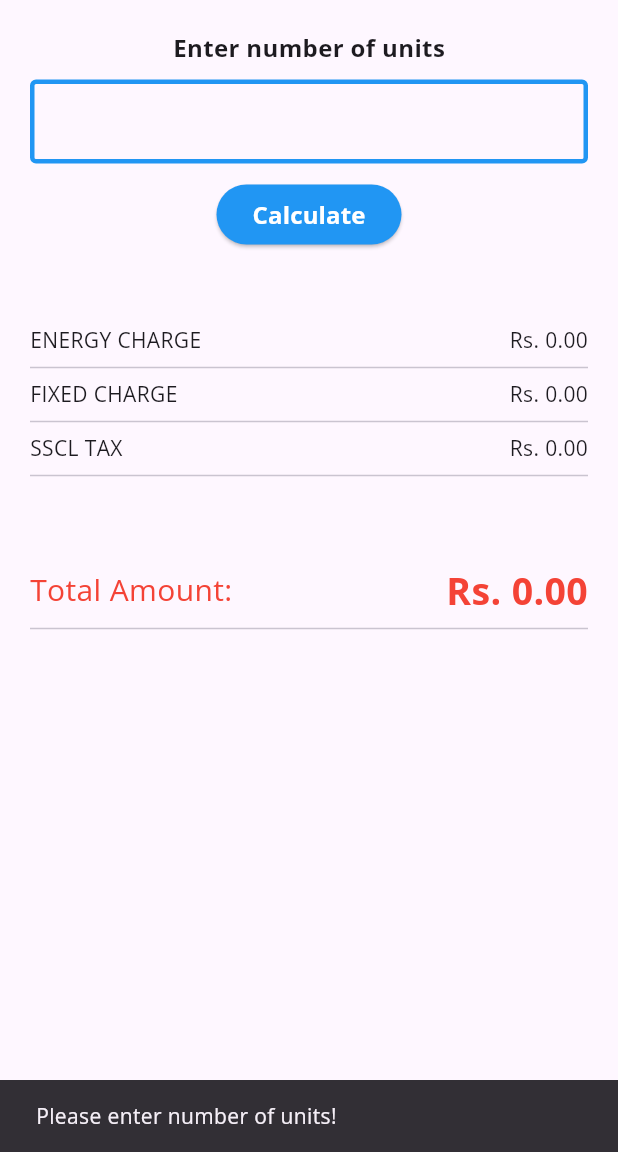
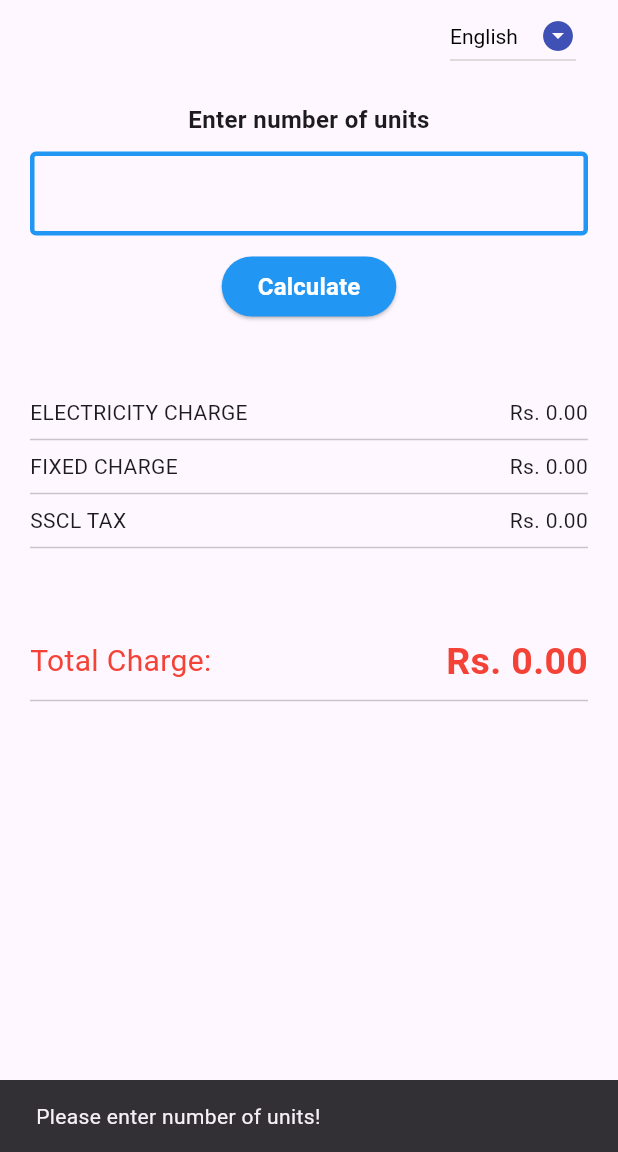
Before and after one commit to FaheemJawfar/ceb_bill_calculator, a Flutter app: the screen it shows after launch, after a tap on "Calculate", on a phone screen of 412 x 824 dp, the part 84-1236 px from its top. Run offline on Flutter 3.47's test engine with Material 2 defaults, Android fonts, the light colour scheme and no system bars; our stand-ins replace get, share_plus, shared_preferences; Roboto replaces fonts that are missing (NotoSans-en).

Commit message:
Added Language Support for Sinhala and Tamil

```diff
--- /dev/null
+++ b/lib/app_translations.dart
@@ -0,0 +1,61 @@
+import 'package:get/get.dart';
+
+class AppTranslations extends Translations {
+  @override
+  Map<String, Map<String, String>> get keys => {
+
+    'en_US': {
+      'about_us': 'About Us',
+      'enter_units': 'Enter number of units',
+      'calculate': 'Calculate',
+      'energy_charge': 'ELECTRICITY CHARGE',
+      'rs': 'Rs. ',
+      'fixed_charge': 'FIXED CHARGE',
+      'sscl_tax': 'SSCL TAX',
+      'total_amount': 'Total Charge:',
+      'msg_num_of_units': 'Please enter number of units!',
+      'msg_enter_correctly': 'Please enter number of units correctly!',
+      'share_note': 'CEB Bill Calculator - 2023 app helps to calculate your monthly CEB bill amount on your mobile. \nDownload now from Play store',      'language': 'Language',
+      'lang': 'Language',
+      'about_us_p1': 'This is not an official app of CEB. We have followed the calculation methods provided in www.ceb.lk website to calculate the latest charges of CEB.',
+      'about_us_p2': 'We are expecting your feedbacks and comments. Please inform us if you find any mistakes or bugs in this app',
+
+    },
+
+    'ta_LK': {
+      'about_us': 'எம்மைப்பற்றி',
+      'enter_units': 'பாவித்த அலகுகளின் எண்ணிக்கை',
+      'calculate': 'கணக்கிடு',
+      'energy_charge': 'மின்சார நுகர்வுக் கட்டணம்',
+      'rs': 'ரூ. ',
+      'fixed_charge': 'மாதாந்த நிலையான கட்டணம்',
+      'sscl_tax': 'SSCL வரி',
+      'total_amount': 'மொத்த கட்டணம்:',
+      'msg_num_of_units': 'தயவு செய்து அலகுகளின் எண்ணிக்கையை உள்ளிடவும்!',
+      'msg_enter_correctly': 'தயவு செய்து அலகுகளின் எண்ணிக்கையை சரியாக உள்ளிடவும்!',
+      'share_note': 'CEB Bill Calculator - 2023 App உங்கள் மொபைலில் உங்கள் மாதாந்த CEB மின்சாரக் கட்டணத் தொகையைக் கணக்கிட உதவுகிறது. \nஇப்போதே Play Store இலிருந்து பதிவிறக்கவும்',
+      'lang': 'மொழி',
+      'about_us_p1': 'இது CEB இன் அதிகாரப்பூர்வ App அல்ல. CEB இன் சமீபத்திய கட்டணங்களைக் கணக்கிடுவதற்கு www.ceb.lk இணையதளத்தில் வழங்கப்பட்ட கணக்கீட்டு முறைகளைப் பின்பற்றியுள்ளோம்.',
+      'about_us_p2': 'உங்கள் கருத்துக்களையும் விமர்சனங்களையும் எதிர்பார்க்கிறோம். இந்த App இல் ஏதேனும் தவறுகள் அல்லது பிழைகள் இருந்தால் எங்களுக்குத் தெரிவிக்கவும்',
+
+    },
+
+    'si_LK': {
+      'about_us': 'අපි ගැන',
+      'enter_units': 'ඒකක ගණන ඇතුලත් කරන්න',
+      'calculate': 'ගණනය කරන්න',
+      'energy_charge': 'විදුලි පරිභෝජනය ගාස්තුව',
+      'rs': 'රු. ',
+      'fixed_charge': 'මාසික ස්ථාවර ගාස්තුව',
+      'sscl_tax': 'SSCL බද්ද',
+      'total_amount': 'සම්පූර්ණ ගාස්තුව:',
+      'msg_num_of_units': 'කරුණාකර ඒකක ගණන ඇතුලත් කරන්න!',
+      'msg_enter_correctly': 'කරුණාකර ඒකක ගණන නිවැරදිව ඇතුළත් කරන්න!',
+      'share_note': 'CEB Bill Calculator - 2023 යෙදුම ඔබගේ ජංගම දුරකථනයෙන් ඔබගේ මාසික ලං.වි.ම බිල්පත් මුදල ගණනය කිරීමට උපකාරී වේ. \nPlay Store වෙතින් දැන් බාගන්න',
+      'lang': 'භාෂාව',
+      'about_us_p1': 'මෙය CEB හි නිල යෙදුමක් නොවේ. ලංවිමේ නවතම ගාස්තු ගණනය කිරීම සඳහා අපි www.ceb.lk වෙබ් අඩවියේ දක්වා ඇති ගණනය කිරීමේ ක්‍රම අනුගමනය කර ඇත.',
+      'about_us_p2': 'අපි ඔබේ ප්‍රතිපෝෂණ සහ අදහස් බලාපොරොත්තු වන්නෙමු. ඔබ මෙම යෙදුමේ කිසියම් දෝෂයක් හෝ දෝෂයක් සොයා ගන්නේ නම් කරුණාකර අපට දන්වන්න',
+
+    }
+  };
+}
--- a/lib/home_page.dart
+++ b/lib/home_page.dart
@@ -1,9 +1,14 @@
 import 'package:ceb_bill_calculator/about_us.dart';
+import 'package:ceb_bill_calculator/widgets/dropdown.dart';
 import 'package:flutter/material.dart';
+import 'package:get/get.dart';
 import 'package:share_plus/share_plus.dart';
 
 class HomePage extends StatefulWidget {
-  const HomePage({Key? key}) : super(key: key);
+  final String selectedLanguage;
+  const HomePage({
+    required this.selectedLanguage,
+    Key? key}) : super(key: key);
 
   @override
   State<HomePage> createState() => _HomePageState();
@@ -16,8 +21,9 @@ class _HomePageState extends State<HomePage> {
   double energyCharge = 0.0;
   double taxAmount = 0.0;
   double totalAmount = 0.0;
-  String _selectedLanguage = 'English';
-  bool initializing = false;
+
+
+
 
   @override
   Widget build(BuildContext context) {
@@ -26,7 +32,7 @@ class _HomePageState extends State<HomePage> {
         title: const Text('CEB Bill Calculator - 2023'),
         actions: [
           IconButton(onPressed: () {
-            Share.share('CEB Bill Calculator - 2023 app helps to calculate your monthly CEB bill amount on your mobile. \nDownload now from Play store : https://play.google.com/store/apps/details?id=com.faheemapps.ceb_bill_calculator ');
+            Share.share('${'share_note'.tr} : https://play.google.com/store/apps/details?id=com.faheemapps.ceb_bill_calculator ');
           }, icon: const Icon(Icons.share)),
           PopupMenuButton(
               itemBuilder: (context){
@@ -34,10 +40,10 @@ class _HomePageState extends State<HomePage> {
                   PopupMenuItem<int>(
                     value: 0,
                     child: Row(
-                      children: const [
-                        Icon(Icons.info_outline, color: Colors.black,),
-                        SizedBox(width: 5,),
-                        Text("About us"),
+                      children: [
+                        const Icon(Icons.info_outline, color: Colors.black,),
+                        const SizedBox(width: 5,),
+                        Text('about_us'.tr,),
                       ],
                     ),
                   ),
@@ -87,16 +93,20 @@ class _HomePageState extends State<HomePage> {
             crossAxisAlignment: CrossAxisAlignment.center,
             children: [
 
-              // Row(
-              //   mainAxisAlignment: MainAxisAlignment.end,
-              //   children: const [
-              //     CommonDropDown(),
-              //   ],
-              // ),
+              Row(
+                mainAxisAlignment: MainAxisAlignment.end,
+                children: [
+                  CommonDropDown(
+                    dropDownList: const ['English', 'සිංහල', 'தமிழ்'],
+                    dropdownValue: widget.selectedLanguage,
+                  ),
+                ],
+              ),
               const SizedBox(height: 20,),
-              const Text(
-                'Enter number of units',
-                style: TextStyle(fontWeight: FontWeight.bold, fontSize: 16),
+              Text(
+                'enter_units'.tr,
+                style: const TextStyle(fontWeight: FontWeight.bold, fontSize: 16),
+                textAlign: TextAlign.center,
               ),
               const SizedBox(
                 height: 10,
@@ -128,7 +138,7 @@ class _HomePageState extends State<HomePage> {
                   backgroundColor: MaterialStatePropertyAll<Color>(Colors.blue),
                   foregroundColor: MaterialStatePropertyAll(Colors.white)
                 ),
-                  child: const Text('Calculate',style: TextStyle(fontWeight: FontWeight.bold,fontSize: 16),),
+                  child: Text('calculate'.tr,style: const TextStyle(fontWeight: FontWeight.bold,fontSize: 16),),
               ),
               const SizedBox(
                 height: 50,
@@ -138,24 +148,24 @@ class _HomePageState extends State<HomePage> {
                   Row(
                     mainAxisAlignment: MainAxisAlignment.spaceBetween,
                     children: [
-                      const Text('ENERGY CHARGE'),
-                      Text('Rs. ${energyCharge.toStringAsFixed(2)}'),
+                      Text('energy_charge'.tr),
+                      Text('${'rs'.tr}${energyCharge.toStringAsFixed(2)}'),
                     ],
                   ),
                   const Divider(),
                   Row(
                     mainAxisAlignment: MainAxisAlignment.spaceBetween,
                     children: [
-                      const Text('FIXED CHARGE'),
-                      Text('Rs. ${fixedCharge.toStringAsFixed(2)}'),
+                      Text('fixed_charge'.tr),
+                      Text('${'rs'.tr}${fixedCharge.toStringAsFixed(2)}'),
                     ],
                   ),
                   const Divider(),
                   Row(
                     mainAxisAlignment: MainAxisAlignment.spaceBetween,
                     children: [
-                      const Text('SSCL TAX'),
-                      Text('Rs. ${taxAmount.toStringAsFixed(2)}'),
+                      Text('sscl_tax'.tr),
+                      Text('${'rs'.tr}${taxAmount.toStringAsFixed(2)}'),
                     ],
                   ),
                   const Divider(),
@@ -167,15 +177,15 @@ class _HomePageState extends State<HomePage> {
               Row(
                 mainAxisAlignment: MainAxisAlignment.spaceBetween,
                 children: [
-                  const Text(
-                    'Total Amount:',
-                    style: TextStyle(
+                  Text(
+                    'total_amount'.tr,
+                    style: const TextStyle(
                         color: Colors.red,
                         // fontWeight: FontWeight.bold,
                         fontSize: 20),
                   ),
                   Text(
-                    'Rs. ${totalAmount.toStringAsFixed(2)}',
+                    '${'rs'.tr}${totalAmount.toStringAsFixed(2)}',
                     style: const TextStyle(
                         color: Colors.red,
                         fontWeight: FontWeight.bold,
@@ -194,18 +204,18 @@ class _HomePageState extends State<HomePage> {
   bool isValidNumber(dynamic input) {
 
     if(input == ''){
-      showSnackBar('Please enter number of units!');
+      showSnackBar('msg_num_of_units'.tr);
       return false;
     }
 
     num? number = num.tryParse(input.toString());
     if (number == null) {
-      showSnackBar('Please enter number of units correctly!');
+      showSnackBar('msg_enter_correctly'.tr);
       return false;
     }
 
     if (number <= 0) {
-      showSnackBar('Please enter a positive number');
+      showSnackBar('msg_enter_correctly'.tr);
       return false;
     }
     return true;
--- a/lib/main.dart
+++ b/lib/main.dart
@@ -1,27 +1,55 @@
 import 'package:flutter/material.dart';
+import 'package:get/get_navigation/src/root/get_material_app.dart';
+import 'package:shared_preferences/shared_preferences.dart';
+import 'app_translations.dart';
 import 'home_page.dart';
 
-void main() {
+Future<void> main() async {
+  WidgetsFlutterBinding.ensureInitialized();
+  await loadDefaults();
   runApp(const MyApp());
+}
+
+
+late String selectedLanguage;
+late String langCode;
+late String countryCode;
+
+
+Future<void> loadDefaults() async {
+  final prefs = await SharedPreferences.getInstance();
+  selectedLanguage = prefs.getString('language') ?? 'English';
+  langCode = prefs.getString('lang_code') ?? 'en';
+  countryCode =  prefs.getString('country_code') ?? 'US';
+
+  // print(selectedLanguage);
+  // print(langCode);
+  // print(countryCode);
 }
 
 class MyApp extends StatelessWidget {
   const MyApp({super.key});
 
+  static String fontFamily = 'NotoSans-$langCode';
+
+
   @override
   Widget build(BuildContext context) {
-    return MaterialApp(
+    return GetMaterialApp(
       title: 'CEB - Bill Calculator',
+      debugShowCheckedModeBanner: false,
+      translations: AppTranslations(),
+      locale: Locale(langCode, countryCode),
       theme: ThemeData(
         primarySwatch: Colors.blue,
         useMaterial3: true,
-        fontFamily: 'OpenSans',
+        fontFamily: fontFamily,
         appBarTheme: const AppBarTheme(
             color: Colors.indigo,
             foregroundColor: Colors.white,
             titleTextStyle: TextStyle(fontSize: 18))
       ),
-      home: const HomePage(),
+      home: HomePage(selectedLanguage: selectedLanguage),
     );
   }
 }
```
Also changed, not shown: lib/about_us.dart (+5 -4 lines), lib/widgets/dropdown.dart (+41 -21 lines), pubspec.yaml (+13 -0 lines), pubspec.lock.
